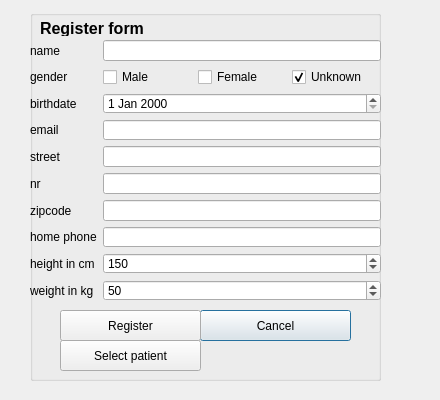
The window that screens/userdialog.ui (PCSchool/demonstrator) describes before a commit, drawn with Qt 5.
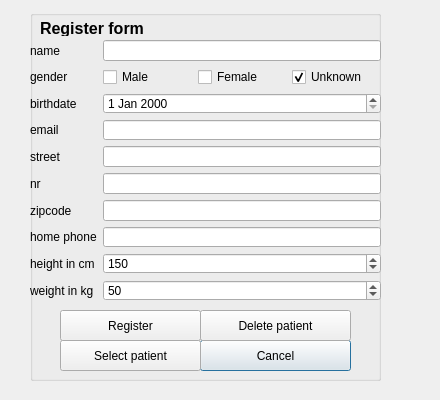
The same window after the commit.

Commit message: capable to remove patient + capable to show graph but only y values are correct, x values are...

```diff
--- a/screens/userdialog.ui
+++ b/screens/userdialog.ui
@@ -205,7 +205,7 @@
     <property name="geometry">
      <rect>
       <x>170</x>
-      <y>300</y>
+      <y>330</y>
       <width>151</width>
       <height>31</height>
      </rect>
@@ -260,6 +260,19 @@
      <string>Select patient</string>
     </property>
    </widget>
+   <widget class="QPushButton" name="btnDeletePatient">
+    <property name="geometry">
+     <rect>
+      <x>170</x>
+      <y>300</y>
+      <width>151</width>
+      <height>31</height>
+     </rect>
+    </property>
+    <property name="text">
+     <string>Delete patient</string>
+    </property>
+   </widget>
   </widget>
  </widget>
  <tabstops>
```
The commit also changes 11 other files.
